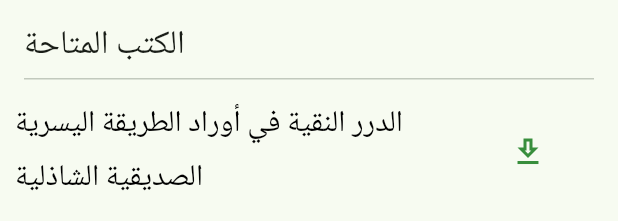
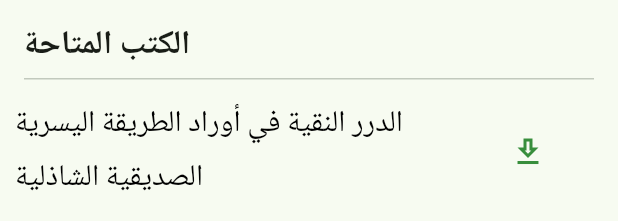
Before and after one commit to MuhammadSwa/aldurar-alnaqia, a Flutter app: the _BooksTab widget shown alone on an empty page, opened directly, on a phone screen of 412 x 824 dp. Shown: the top 221 px of the screen. Run offline on Flutter 3.47's test engine with Material 3 defaults, Android fonts, the phone set to English and light mode, and no system bars; our stand-ins replace adaptive_theme, adhan, audio_video_progress_bar, easy_rich_text, flutter_local_notifications, flutter_svg and 11 more; missing offline and left inert: adhan_dart, background_downloader, desktop_window, flutter_background_service, just_audio_media_kit, pdfrx and 2 more; accounts and stored records are empty; project files that could hold a hidden picture were left out.

Commit message:
refactor download manager

```diff
--- a/lib/models/azkar_models.dart
+++ b/lib/models/azkar_models.dart
@@ -202,5 +202,16 @@ final azkarWithNarrations = <String, List<Zikr>>{
     day5Yousria,
     day6Yousria,
   ],
-  'ورد يوم السبت': [poemMohamadia]
+  'أحزاب': [...ahzabCollection, alfathAlsedeqy],
+  'القصائد': poemsCollection.sublist(0, poemsCollection.length - 1),
+  'أوراد الحضرة': alhadraCollection,
+  'صلوات مختارة': chosenSalawatCollection,
+  'أوراد سيدي ابن عطاء الله': ibnAtaAllahCollection,
+  'أوراد يومية': [
+    alwazifaZarouquia,
+    almusabaeat,
+    alasas,
+    alhylia,
+  ],
+  'ورد عصر يوم الجمعة': [asrGomaa],
 };
--- a/lib/screens/download_manager_screen/download_manager_screen.dart
+++ b/lib/screens/download_manager_screen/download_manager_screen.dart
@@ -159,26 +159,27 @@ class DownloadSection extends StatelessWidget {
   Widget build(BuildContext context) {
     if (items.isEmpty) return const SizedBox.shrink();
 
-    return Column(
-      crossAxisAlignment: CrossAxisAlignment.start,
-      children: [
-        Padding(
-          padding: const EdgeInsets.fromLTRB(16, 16, 16, 8),
-          child: Text(
-            title,
-            style: Theme.of(context).textTheme.titleLarge,
-          ),
+    // Use a Card for better UI and visual separation of each section.
+    return Card(
+      margin: const EdgeInsets.symmetric(horizontal: 12.0, vertical: 6.0),
+      elevation: 2,
+      shape: RoundedRectangleBorder(borderRadius: BorderRadius.circular(12)),
+      clipBehavior: Clip.antiAlias, // Ensures ripple effect is contained
+      child: ExpansionTile(
+        title: Text(
+          title,
+          style: Theme.of(context).textTheme.titleMedium?.copyWith(
+                fontWeight: FontWeight.bold,
+              ),
         ),
-        const Divider(height: 1, indent: 16, endIndent: 16),
-        ListView.builder(
-          physics: const NeverScrollableScrollPhysics(),
-          shrinkWrap: true,
-          itemCount: items.length,
-          itemBuilder: (context, index) {
-            return DownloadManagerTile(item: items[index]);
-          },
-        ),
-      ],
+        // The children are the list of downloadable items.
+        // They will only be built and shown when the tile is expanded.
+
+        // Optional: Customize icon colors for a nicer look.
+        iconColor: Theme.of(context).primaryColor,
+        collapsedIconColor: Theme.of(context).textTheme.bodySmall?.color,
+        children: items.map((item) => DownloadManagerTile(item: item)).toList(),
+      ),
     );
   }
 }
@@ -207,39 +208,6 @@ class DownloadManagerPage extends StatelessWidget {
               Tab(icon: Icon(Icons.book), text: 'الكتب'),
             ],
           ),
-          actions: [
-            PopupMenuButton<String>(
-              onSelected: (value) {
-                if (value == 'cancel_all') {
-                  controller.cancelAllDownloads();
-                } else if (value == 'refresh') {
-                  controller.refreshPage();
-                }
-              },
-              itemBuilder: (context) => [
-                const PopupMenuItem(
-                  value: 'cancel_all',
-                  child: Row(
-                    children: [
-                      Icon(Icons.cancel_outlined),
-                      SizedBox(width: 8),
-                      Text('إلغاء الكل'),
-                    ],
-                  ),
-                ),
-                const PopupMenuItem(
-                  value: 'refresh',
-                  child: Row(
-                    children: [
-                      Icon(Icons.refresh),
-                      SizedBox(width: 8),
-                      Text('تحديث'),
-                    ],
-                  ),
-                ),
-              ],
-            ),
-          ],
         ),
         body: TabBarView(
           controller: controller.tabController,
@@ -274,18 +242,13 @@ class _AudioTab extends GetView<DownloadManagerController> {
   }
 }
 
-// === REPLACE THIS WIDGET ===
 class _BooksTab extends GetView<DownloadManagerController> {
   const _BooksTab();
 
   @override
   Widget build(BuildContext context) {
-    // Wrap the logic in an Obx
     return Obx(() {
-      // Explicitly access a property like .isEmpty to ensure GetX subscribes to the list.
-      // This is the key fix.
       if (controller.bookItems.isEmpty) {
-        // Optionally, show a message when there are no books.
         return const Center(
           child: Padding(
             padding: EdgeInsets.all(16.0),
@@ -294,13 +257,26 @@ class _BooksTab extends GetView<DownloadManagerController> {
         );
       }
 
-      // If the list is not empty, build the scroll view and the section.
-      return SingleChildScrollView(
-        padding: const EdgeInsets.only(bottom: 24),
-        child: DownloadSection(
-          title: 'الكتب المتاحة',
-          items: controller.bookItems,
-        ),
+      // Display a direct, non-expandable list for the books.
+      return ListView(
+        padding: const EdgeInsets.symmetric(vertical: 8.0),
+        children: [
+          // Static header for the books list
+          Padding(
+            padding: const EdgeInsets.fromLTRB(16, 8, 16, 8),
+            child: Text(
+              'الكتب المتاحة',
+              style: Theme.of(context).textTheme.titleLarge?.copyWith(
+                    fontWeight: FontWeight.bold,
+                  ),
+            ),
+          ),
+          const Divider(height: 1, indent: 16, endIndent: 16),
+
+          // The list of book tiles
+          ...controller.bookItems
+              .map((item) => DownloadManagerTile(item: item)),
+        ],
       );
     });
   }
```
